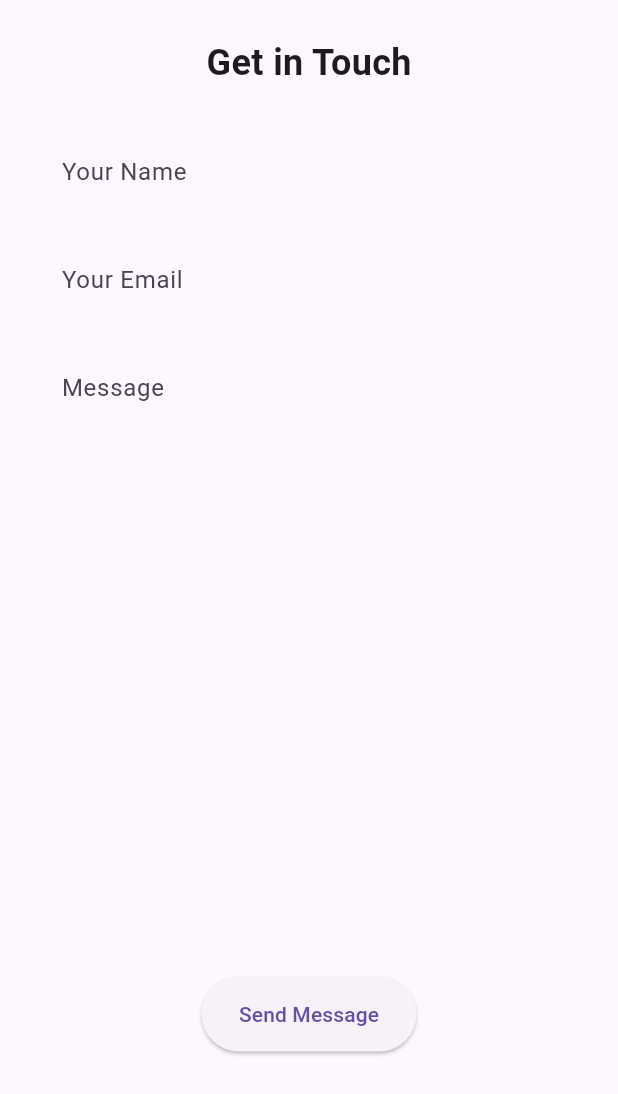
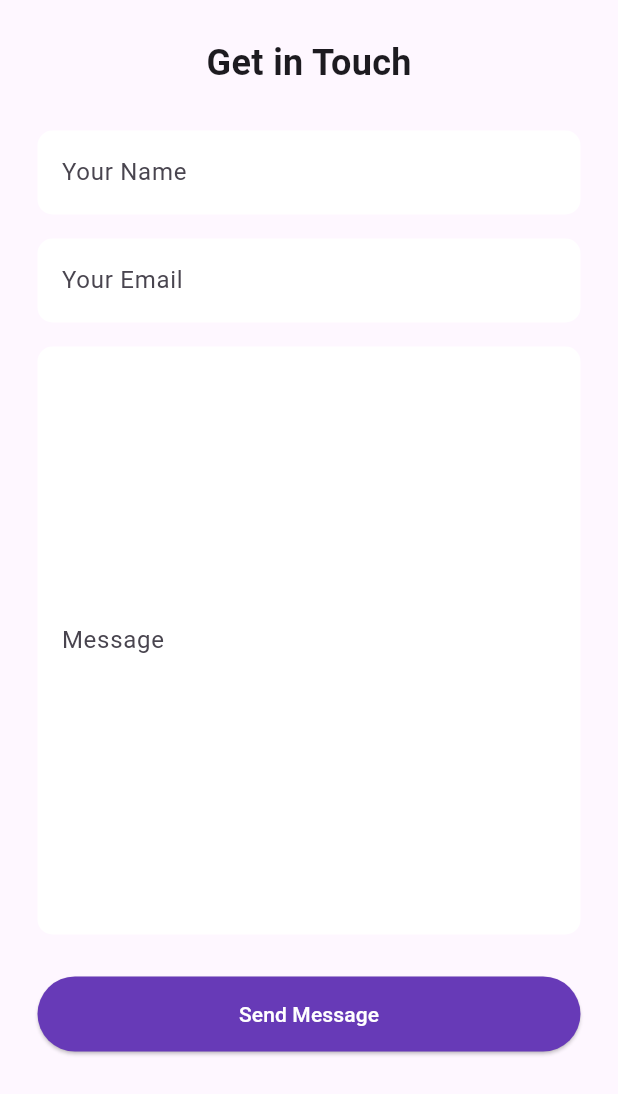
Before and after one commit to azmanbarraquias/flutter_web_portfolio_azman, a Flutter app: the ContactSection widget shown alone on an empty page, opened directly, on a phone screen of 412 x 824 dp. Shown: the top 1094 px of the screen. Run offline on Flutter 3.47's test engine with Material 3 defaults, Android fonts, the light colour scheme and no system bars; our stand-ins replace flutter_svg; missing offline and left inert: dart:html, dart:js_interop; network calls fail; statements that could not run were skipped.

```diff
--- a/lib/widgets/contact_section.dart
+++ b/lib/widgets/contact_section.dart
@@ -72,14 +72,20 @@ class _ContactSectionState extends State<ContactSection> {
             _buildTextField(_emailController, "Your Email", email: true),
             _buildTextField(_messageController, "Message", maxLines: 15),
             SizedBox(height: 20),
-            ElevatedButton(
+            Container(
+              width: double.infinity,
+              constraints: BoxConstraints(maxWidth: 700),
+              child: ElevatedButton(
                 onPressed: () {
                   _sendEmail(context);
                 },
                 style: ElevatedButton.styleFrom(
                   padding: EdgeInsets.symmetric(vertical: 15, horizontal: 25),
+                  backgroundColor: Colors.deepPurple, // Button background color
+                  foregroundColor: Colors.white,
                 ),
                 child: Text("Send Message"),
+              ),
             ),
           ],
         ),
@@ -99,13 +105,35 @@ class _ContactSectionState extends State<ContactSection> {
       child: TextFormField(
         controller: controller,
         keyboardType: email ? TextInputType.emailAddress : TextInputType.text,
+        autovalidateMode: AutovalidateMode.onUserInteraction,
         decoration: InputDecoration(
           labelText: label,
-          border: OutlineInputBorder( // Optional: Add border styling
+          fillColor: Colors.white,
+          floatingLabelBehavior: FloatingLabelBehavior.never,
+          filled: true,
+          border: OutlineInputBorder(
             borderRadius: BorderRadius.circular(10),
-            borderSide: BorderSide.none, // Removes default border
+            borderSide: BorderSide.none, // No border
           ),
-          alignLabelWithHint: true ,
+          enabledBorder: OutlineInputBorder(
+            borderRadius: BorderRadius.circular(10),
+            borderSide: BorderSide.none,
+          ),
+          focusedBorder: OutlineInputBorder(
+            borderRadius: BorderRadius.circular(10),
+            borderSide: BorderSide(
+              color: Theme.of(context).colorScheme.primaryContainer,
+              width: 1,
+            ),
+          ),
+          errorBorder: OutlineInputBorder(
+            borderRadius: BorderRadius.circular(10),
+            borderSide: BorderSide(color: Colors.red, width: 1),
+          ),
+          focusedErrorBorder: OutlineInputBorder(
+            borderRadius: BorderRadius.circular(10),
+            borderSide: BorderSide(color: Colors.red, width: 1),
+          ),
         ),
         maxLines: maxLines,
         validator: (value) {
```
Also changed, not shown: lib/pages/home_page.dart (+6 -2 lines), lib/utils/project_utils.dart (+22 -14 lines), lib/widgets/main_desktop.dart (+43 -5 lines), lib/widgets/main_mobile.dart (+7 -2 lines), lib/widgets/project_card.dart (+93 -22 lines). Lines whose indentation alone changed are shown as unchanged.
